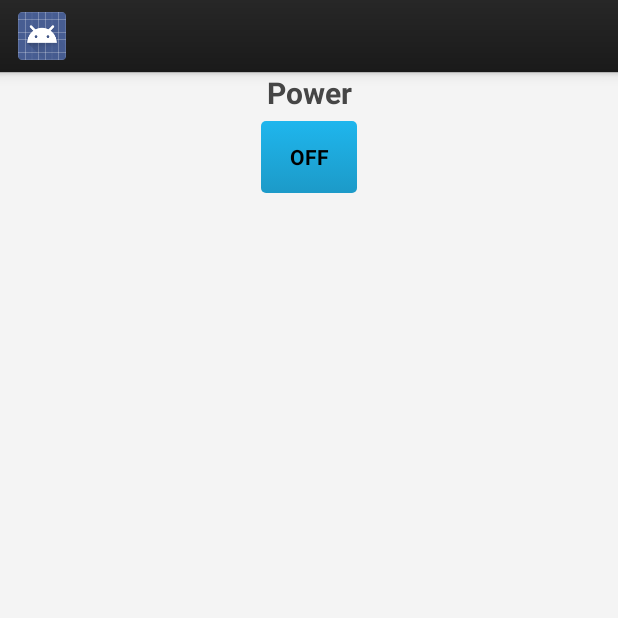
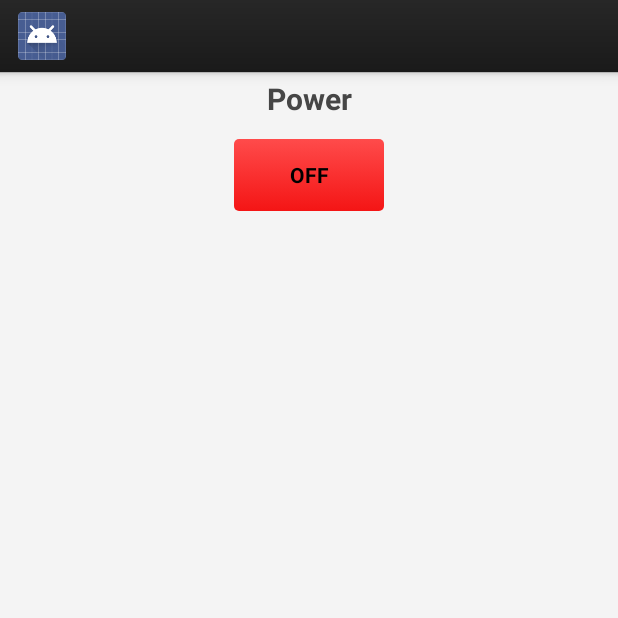
Before and after one commit to tooreht/ch.bfh.mobicomp.leddr, an Android app: the fragment UnitFragment shown on its own in the app's theme, on a phone screen of 412 x 824 dp, the top half of it. Run offline under Robolectric (Android 15) with nearby library versions, the phone set to English and light mode, and no system bars.

Commit message:
colored on/off button colored menu

```diff
--- a/app/src/main/java/ch/bfh/mobicomp/leddr/ui/CarouselFragment.java
+++ b/app/src/main/java/ch/bfh/mobicomp/leddr/ui/CarouselFragment.java
@@ -35,9 +35,10 @@ public class CarouselFragment extends Fragment {
 
         ButterKnife.inject(this, getView());
 
+
         pager.setAdapter(new BootstrapPagerAdapter(getResources(), getChildFragmentManager()));
         indicator.setViewPager(pager);
-        pager.setCurrentItem(1);
+        pager.setCurrentItem(0);
 
     }
 }
--- a/app/src/main/java/ch/bfh/mobicomp/leddr/ui/NavigationDrawerFragment.java
+++ b/app/src/main/java/ch/bfh/mobicomp/leddr/ui/NavigationDrawerFragment.java
@@ -260,7 +260,7 @@ public class NavigationDrawerFragment extends Fragment {
         ActionBar actionBar = getActionBar();
         actionBar.setDisplayShowTitleEnabled(true);
         actionBar.setNavigationMode(ActionBar.NAVIGATION_MODE_STANDARD);
-        actionBar.setTitle(R.string.app_name);
+        actionBar.setTitle(R.string.title_home);
     }
 
     private ActionBar getActionBar() {
--- a/app/src/main/res/drawable/button_background_states.xml
+++ b/app/src/main/res/drawable/button_background_states.xml
@@ -2,7 +2,8 @@
 
 <selector xmlns:android="http://schemas.android.com/apk/res/android">
 
-    <item android:drawable="@drawable/button_background_pressed" android:state_pressed="true" />
+    <item android:drawable="@drawable/button_background_toggled" android:state_checked="true" />
+    <!--<item android:drawable="@drawable/button_background_pressed" android:state_pressed="true" />-->
     <item android:drawable="@drawable/button_background_disabled" android:state_enabled="false"/>
     <item android:drawable="@drawable/button_background_enabled" />
 
--- /dev/null
+++ b/app/src/main/res/drawable/button_background_toggled.xml
@@ -0,0 +1,12 @@
+<?xml version="1.0" encoding="utf-8"?>
+
+<shape xmlns:android="http://schemas.android.com/apk/res/android" >
+
+    <gradient
+        android:angle="270"
+        android:endColor="@color/button_background_toggled_end"
+        android:startColor="@color/button_background_toggled_start" />
+
+    <corners android:radius="3dp" />
+
+</shape>
--- a/app/src/main/res/layout/fragment_carousel.xml
+++ b/app/src/main/res/layout/fragment_carousel.xml
@@ -1,6 +1,7 @@
 <?xml version="1.0" encoding="utf-8"?>
 
 <LinearLayout xmlns:android="http://schemas.android.com/apk/res/android"
+              xmlns:app="http://schemas.android.com/apk/res-auto"
               android:orientation="vertical"
               android:layout_width="match_parent"
               android:background="@color/pager_background"
@@ -12,6 +13,7 @@
             android:layout_height="wrap_content"
             textColor="@color/text_light"
             android:background="@drawable/stripe_repeat"
+            app:footerColor="#f41515"
             />
 
     <android.support.v4.view.ViewPager
--- a/app/src/main/res/layout/fragment_unit.xml
+++ b/app/src/main/res/layout/fragment_unit.xml
@@ -26,12 +26,13 @@
         <TableRow
             android:layout_width="fill_parent"
             android:layout_height="fill_parent"
-            android:gravity="center_horizontal">
+            android:gravity="center_horizontal"
+            android:padding="4dip">
 
             <ToggleButton
-                android:layout_width="wrap_content"
+                android:layout_width="100dp"
                 android:layout_height="wrap_content"
-                android:text="\@string\powerButton"
+                android:text="@string/powerButton"
                 android:id="@+id/powerButton"
                 style="@style/BootstrapButton"
                 android:checked="false"
--- a/app/src/main/res/values/colors.xml
+++ b/app/src/main/res/values/colors.xml
@@ -6,11 +6,13 @@
     <color name="text_light">#999999</color>
     <color name="text_inverted">#FFFFFF</color>
     <color name="text_title">#DFDFDF</color>
-    <color name="pager_footer">#1fb6ed</color>
+    <!--<color name="pager_footer">#1fb6ed</color>-->
+    <color name="pager_footer">#f41515</color>
     <color name="pager_selected_text">#FFFFFF</color>
     <color name="pager_background">#F4F4F4</color>
     <color name="pager_background_alternate">#E7E7E7</color>
-    <color name="text_link">#1fb6ed</color>
+    <!--<color name="text_link">#1fb6ed</color>-->
+    <color name="text_link">#f41515</color>
     <color name="table_text">#484848</color>
     <color name="table_text_inverted">#FFFFFF</color>
     <color name="table_text_light">#A6A6A6</color>
@@ -25,17 +27,20 @@
     <color name="bootstrap_divider_bottom">#5A5A5A</color>
     <color name="main_background_start">#2E2E2E</color>
     <color name="main_background_end">#2C2C2C</color>
-    <color name="button_background_enabled_start">#1fb6ed</color>
-    <color name="button_background_enabled_end">#1c9ac8</color>
+    <color name="button_background_enabled_start">#ff4b4b</color>
+    <color name="button_background_enabled_end">#f41515</color>
     <color name="button_background_pressed_start">#f76500</color>
     <color name="button_background_pressed_end">#fb812c</color>
+    <color name="button_background_toggled_start">#22d95e</color>
+    <color name="button_background_toggled_end">#13bf4b</color>
     <color name="edit_text_background_start">#EFF6FF</color>
     <color name="edit_text_background_end">#FBFDFF</color>
     <color name="button_background_disabled_start">#7b7b7b</color>
     <color name="button_background_disabled_end">#646464</color>
     <color name="text_shadow">#000000</color>
 
-    <color name="background_selected">#1fb6ed</color>
+    <!--<color name="background_selected">#1fb6ed</color>-->
+    <color name="background_selected">#f41515</color>
     <color name="nav_button_text_light">#ffffff</color>
     <color name="nav_button_pressed">#1fb6ed</color>
     <color name="nav_button_disabled">#646464</color>
--- a/app/src/main/res/values/styles.xml
+++ b/app/src/main/res/values/styles.xml
@@ -99,6 +99,7 @@
         <item name="android:textSize">20sp</item>
         <item name="android:textStyle">bold</item>
         <item name="android:textColor">#464646</item>
+        <item name="android:padding">4dip</item>
     </style>
 
     <style name="UnitText">
```
